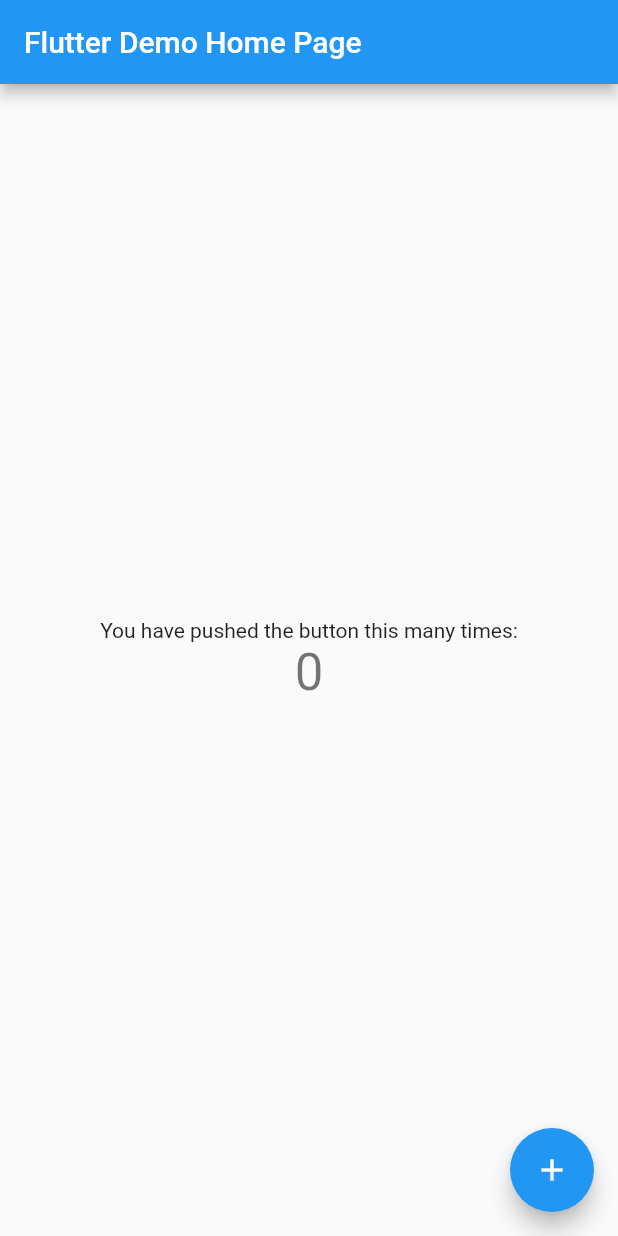
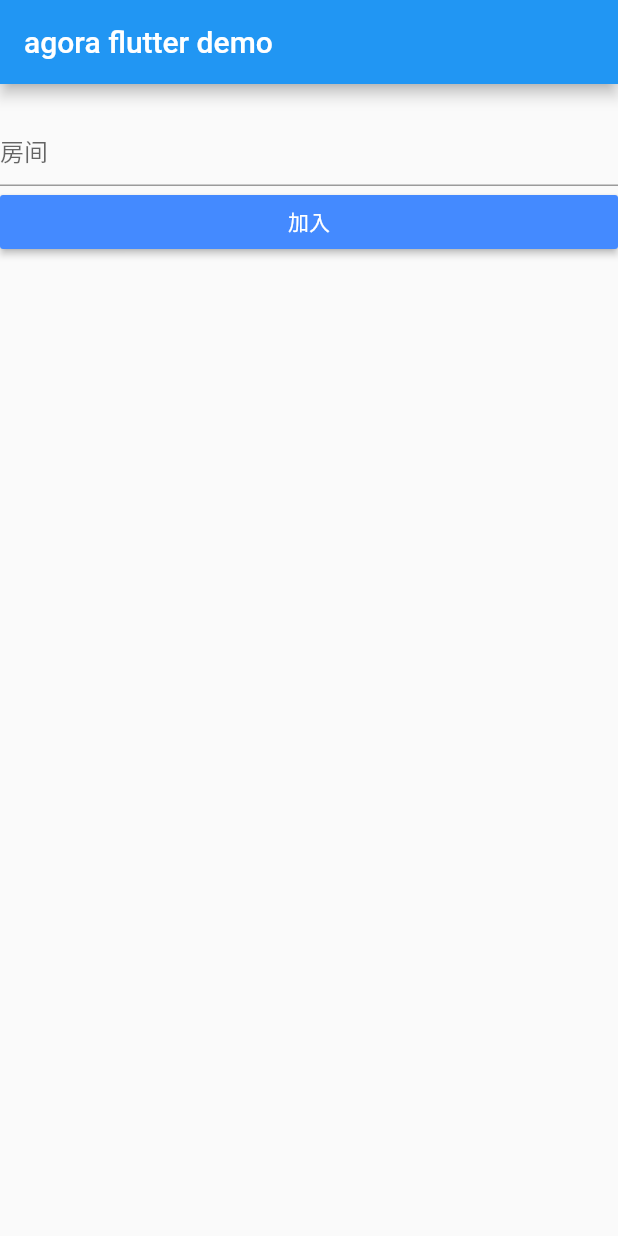
Before and after one commit to jishaofeng89/agora_flutter_demo, a Flutter app: the screen it shows after launch, on a phone screen of 412 x 824 dp. Run offline on Flutter 3.47's test engine with Material 2 defaults, Android fonts, the phone set to English and light mode, and no system bars; our stand-ins replace fluttertoast, permission_handler.

Commit message:
add IndexPage

```diff
--- a/lib/main.dart
+++ b/lib/main.dart
@@ -1,3 +1,4 @@
+import 'package:agora_flutter_demo/pages/IndexPage.dart';
 import 'package:flutter/material.dart';
 
 void main() => runApp(MyApp());
@@ -20,7 +21,8 @@ class MyApp extends StatelessWidget {
         // is not restarted.
         primarySwatch: Colors.blue,
       ),
-      home: MyHomePage(title: 'Flutter Demo Home Page'),
+      // home: MyHomePage(title: 'Flutter Demo Home Page'),
+      home: IndexPage(),
     );
   }
 }
--- /dev/null
+++ b/lib/pages/IndexPage.dart
@@ -0,0 +1,59 @@
+import 'package:flutter/material.dart';
+import 'package:fluttertoast/fluttertoast.dart';
+import 'package:permission_handler/permission_handler.dart';
+
+class IndexPage extends StatefulWidget {
+  IndexPage({Key key}) : super(key: key);
+
+  _IndexPageState createState() => _IndexPageState();
+}
+
+class _IndexPageState extends State<IndexPage> {
+  final _channelController = TextEditingController();
+
+  onJoin() async {
+    if(_channelController.text.isEmpty) {
+      Fluttertoast.showToast(msg: '房间号不能为空哟');
+    } else {
+      await PermissionHandler().requestPermissions([
+        PermissionGroup.camera,
+        PermissionGroup.microphone,
+      ]);
+    }
+  }
+
+  @override
+  Widget build(BuildContext context) {
+    return Scaffold(
+      appBar: AppBar(
+        title: Text('agora flutter demo'),
+      ),
+      body: Container(
+        margin: EdgeInsets.only(top: 20),
+        child: Column(
+          children: <Widget>[
+            TextField(
+              controller: _channelController,
+              decoration: InputDecoration(
+                  border:
+                      UnderlineInputBorder(borderSide: BorderSide(width: 1)),
+                  hintText: '房间'),
+            ),
+            Row(
+              children: <Widget>[
+                Expanded(
+                  child:RaisedButton(
+                    onPressed: onJoin,
+                    child: Text('加入'),
+                    color: Colors.blueAccent,
+                    textColor: Colors.white,
+                  ),
+                ),
+              ],
+            ),
+          ],
+        ),
+      ),
+    );
+  }
+}
--- a/pubspec.yaml
+++ b/pubspec.yaml
@@ -24,6 +24,8 @@ dependencies:
   # Use with the CupertinoIcons class for iOS style icons.
   cupertino_icons: ^0.1.2
   agora_rtc_engine: ^1.0.1
+  fluttertoast: ^3.1.3
+  permission_handler: ^3.2.2
 
 dev_dependencies:
   flutter_test:
```
